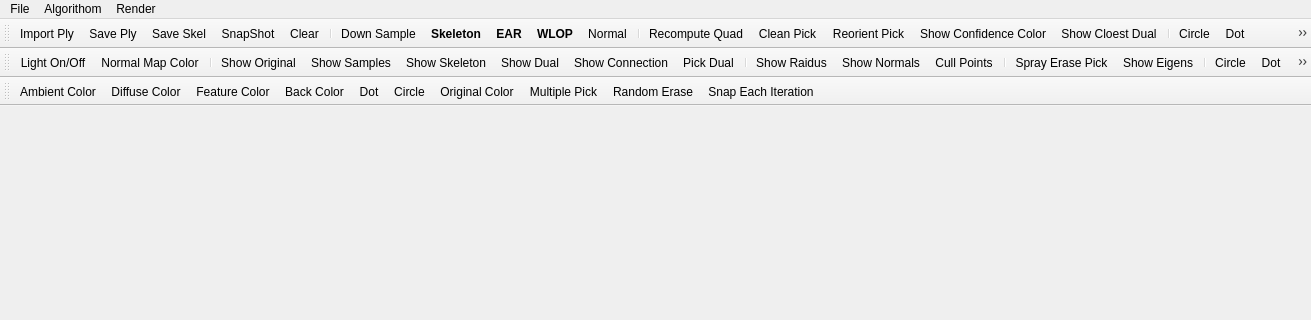
First picture: the form in point-cloud-2015/mainwindow.ui, repository sunwaylive/Point-Cloud-Processing-2015, before the edit; both pictures show x 0 to 1311 and y 0 to 320 of the 1311 by 573 pixel window.
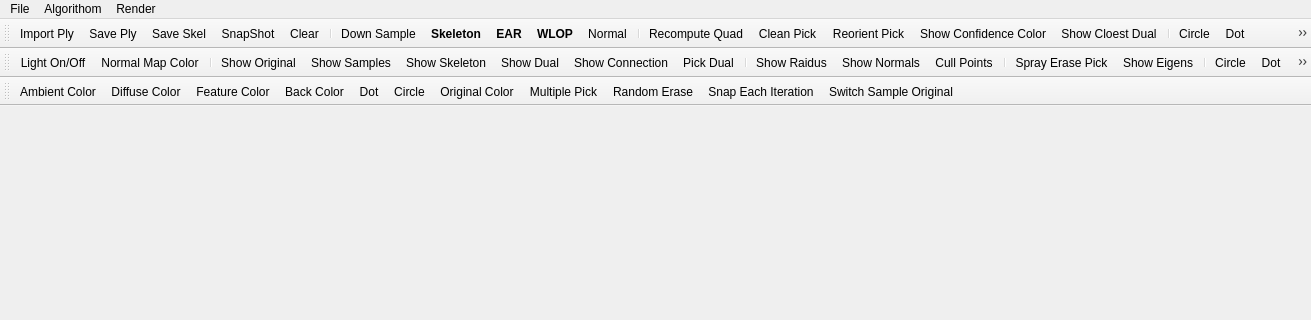
Second picture: the form after the edit. Icons and pictures are not drawn.

The edit to the form file:
```diff
--- a/point-cloud-2015/mainwindow.ui
+++ b/point-cloud-2015/mainwindow.ui
@@ -305,6 +305,7 @@
    <addaction name="actionMultiple_Pick"/>
    <addaction name="actionRandom_Erase"/>
    <addaction name="actionSnap_Each_Iteration"/>
+   <addaction name="actionSwitch_Sample_Original"/>
   </widget>
   <action name="actionImport_Ply">
    <property name="icon">
@@ -901,6 +902,11 @@
     <string>Show Segment Color</string>
    </property>
   </action>
+  <action name="actionSwitch_Sample_Original">
+   <property name="text">
+    <string>Switch Sample Original</string>
+   </property>
+  </action>
  </widget>
  <layoutdefault spacing="6" margin="11"/>
  <resources>
```
Left out of the diff: 1 changed line with no effect on the pictures.
